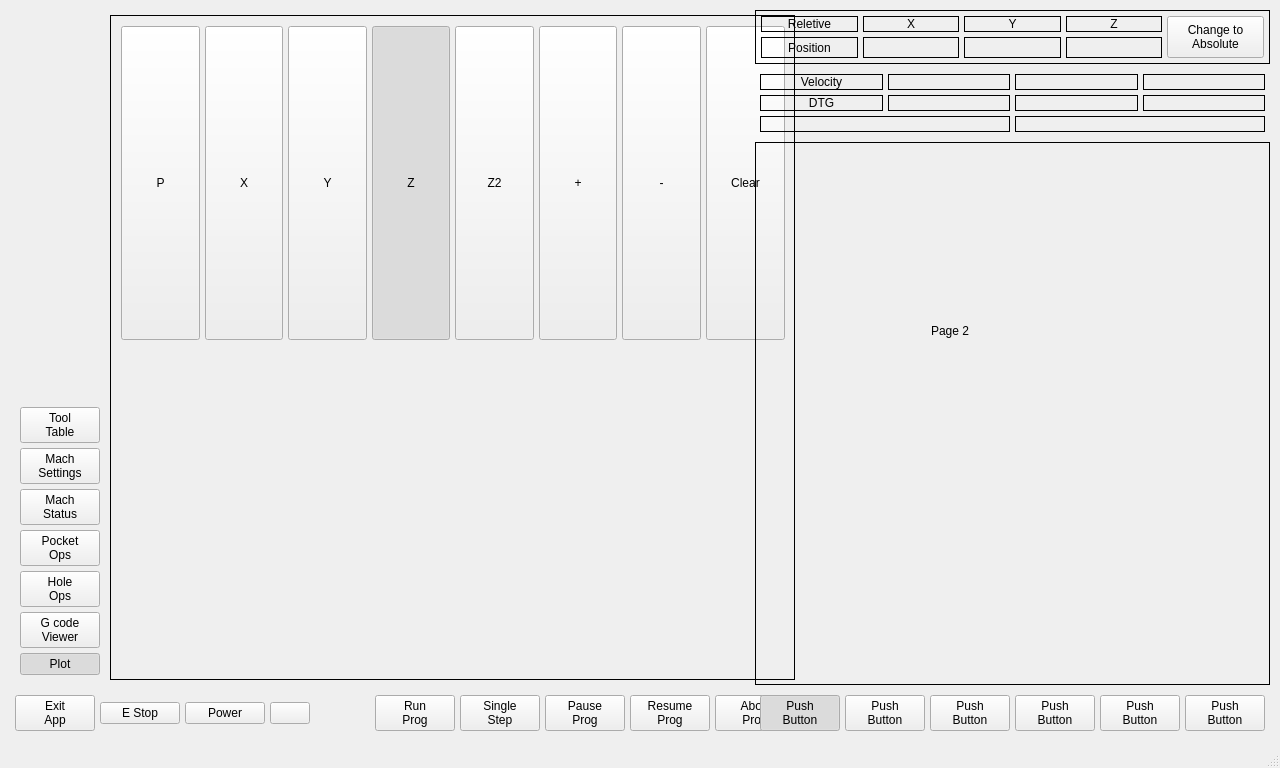
jethornton/mill_touch_v6, file mill_touch_v6/ui/mainwindow.ui: the form before one commit.
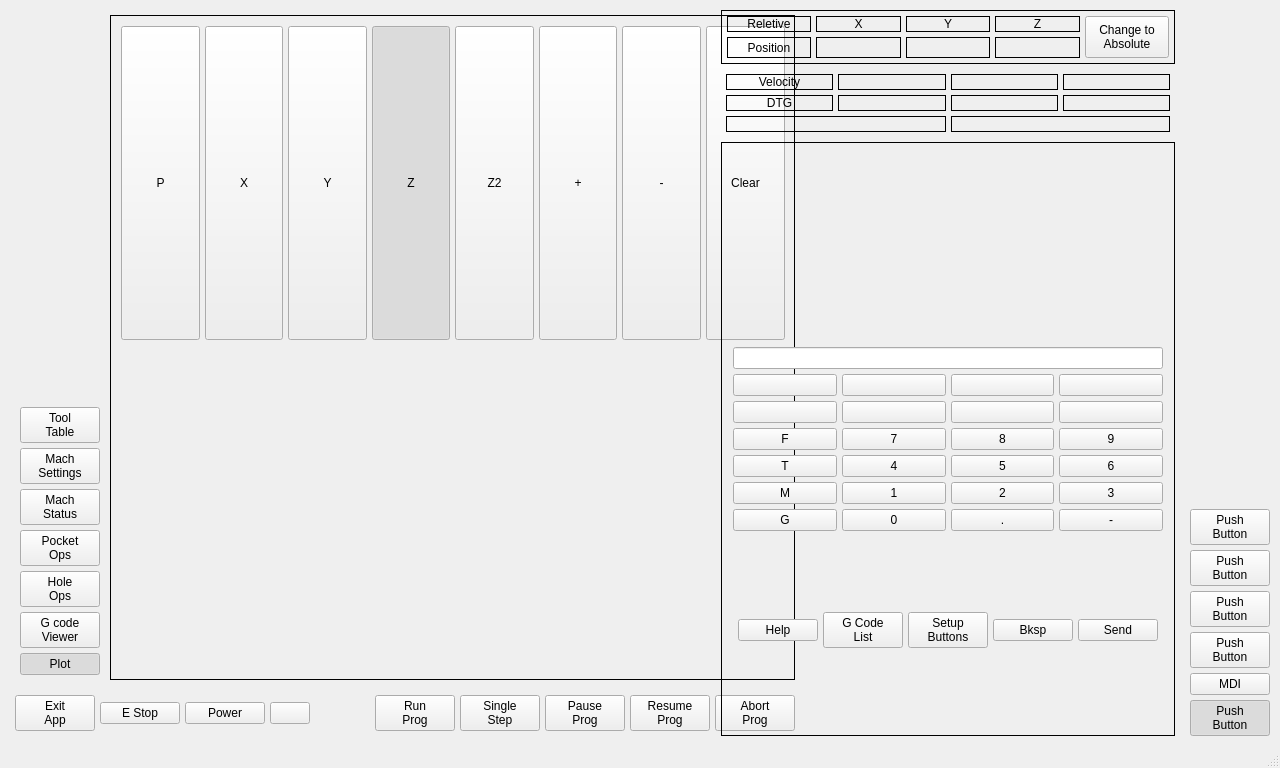
The form after the commit. The open tabs and pages were chosen to show the change. Custom widgets are drawn as their Qt base class.

What changed in the file:
```diff
--- a/mill_touch_v6/ui/mainwindow.ui
+++ b/mill_touch_v6/ui/mainwindow.ui
@@ -1239,19 +1239,501 @@
           </widget>
          </widget>
          <widget class="QWidget" name="page_4">
-          <widget class="QLabel" name="label_20">
-           <property name="geometry">
-            <rect>
-             <x>175</x>
-             <y>180</y>
-             <width>61</width>
-             <height>15</height>
-            </rect>
-           </property>
-           <property name="text">
-            <string>Page 2</string>
-           </property>
-          </widget>
+          <layout class="QGridLayout" name="gridLayout_4">
+           <item row="0" column="0" rowspan="2" colspan="2">
+            <widget class="QStackedWidget" name="mdiStack">
+             <property name="currentIndex">
+              <number>0</number>
+             </property>
+             <widget class="QWidget" name="mdiPage_1">
+              <layout class="QVBoxLayout" name="verticalLayout_20">
+               <item>
+                <widget class="VCPWidget" name="widget">
+                 <property name="rules" stdset="0">
+                  <string>[{&quot;channels&quot;: [{&quot;url&quot;: &quot;status:all_axes_homed&quot;, &quot;trigger&quot;: true}], &quot;property&quot;: &quot;Enable&quot;, &quot;expression&quot;: &quot;ch[0]&quot;, &quot;name&quot;: &quot;New Rule&quot;}]</string>
+                 </property>
+                 <layout class="QGridLayout" name="gridLayout_16">
+                  <property name="leftMargin">
+                   <number>1</number>
+                  </property>
+                  <property name="topMargin">
+                   <number>1</number>
+                  </property>
+                  <property name="rightMargin">
+                   <number>1</number>
+                  </property>
+                  <property name="bottomMargin">
+                   <number>1</number>
+                  </property>
+                  <property name="spacing">
+                   <number>5</number>
+                  </property>
+                  <item row="4" column="3">
+                   <widget class="QPushButton" name="pushButton_52">
+                    <property name="text">
+                     <string>8</string>
+                    </property>
+                    <attribute name="buttonGroup">
+                     <string notr="true">mdiBtnGrp</string>
+                    </attribute>
+                   </widget>
+                  </item>
+                  <item row="5" column="2">
+                   <widget class="QPushButton" name="pushButton_33">
+                    <property name="text">
+                     <string>4</string>
+                    </property>
+                    <attribute name="buttonGroup">
+                     <string notr="true">mdiBtnGrp</string>
+                    </attribute>
+                   </widget>
+                  </item>
+                  <item row="5" column="3">
+                   <widget class="QPushButton" name="pushButton_34">
+                    <property name="text">
+                     <string>5</string>
+                    </property>
+                    <attribute name="buttonGroup">
+                     <string notr="true">mdiBtnGrp</string>
+                    </attribute>
+                   </widget>
+                  </item>
+                  <item row="3" column="3">
+                   <widget class="QPushButton" name="gcodeParameter_7">
+                    <property name="text">
+                     <string/>
+                    </property>
+                    <attribute name="buttonGroup">
+                     <string notr="true">mdiBtnGrp</string>
+                    </attribute>
+                   </widget>
+                  </item>
+                  <item row="4" column="2">
+                   <widget class="QPushButton" name="pushButton_51">
+                    <property name="text">
+                     <string>7</string>
+                    </property>
+                    <attribute name="buttonGroup">
+                     <string notr="true">mdiBtnGrp</string>
+                    </attribute>
+                   </widget>
+                  </item>
+                  <item row="2" column="4">
+                   <widget class="QPushButton" name="gcodeParameter_4">
+                    <property name="text">
+                     <string/>
+                    </property>
+                    <attribute name="buttonGroup">
+                     <string notr="true">mdiBtnGrp</string>
+                    </attribute>
+                   </widget>
+                  </item>
+                  <item row="7" column="4">
+                   <widget class="QPushButton" name="pushButton_44">
+                    <property name="text">
+                     <string>-</string>
+                    </property>
+                    <attribute name="buttonGroup">
+                     <string notr="true">mdiBtnGrp</string>
+                    </attribute>
+                   </widget>
+                  </item>
+                  <item row="9" column="1" colspan="4">
+                   <widget class="QWidget" name="horizontalWidget_2" native="true">
+                    <layout class="QHBoxLayout" name="horizontalLayout_7">
+                     <property name="spacing">
+                      <number>5</number>
+                     </property>
+                     <property name="leftMargin">
+                      <number>5</number>
+                     </property>
+                     <property name="topMargin">
+                      <number>5</number>
+                     </property>
+                     <property name="rightMargin">
+                      <number>5</number>
+                     </property>
+                     <property name="bottomMargin">
+                      <number>5</number>
+                     </property>
+                     <item>
+                      <widget class="QPushButton" name="mdiHelpBtn">
+                       <property name="text">
+                        <string>Help</string>
+                       </property>
+                       <property name="page" stdset="0">
+                        <number>1</number>
+                       </property>
+                       <attribute name="buttonGroup">
+                        <string notr="true">mdiNavGroup</string>
+                       </attribute>
+                      </widget>
+                     </item>
+                     <item>
+                      <widget class="QPushButton" name="pushButton_77">
+                       <property name="text">
+                        <string>G Code
+List</string>
+                       </property>
+                       <property name="page" stdset="0">
+                        <number>2</number>
+                       </property>
+                       <attribute name="buttonGroup">
+                        <string notr="true">mdiNavGroup</string>
+                       </attribute>
+                      </widget>
+                     </item>
+                     <item>
+                      <widget class="QPushButton" name="mdiSetLabelsBtn">
+                       <property name="text">
+                        <string>Setup
+Buttons</string>
+                       </property>
+                      </widget>
+                     </item>
+                     <item>
+                      <widget class="QPushButton" name="mdiBackspace">
+                       <property name="text">
+                        <string>Bksp</string>
+                       </property>
+                       <property name="page" stdset="0">
+                        <number>2</number>
+                       </property>
+                      </widget>
+                     </item>
+                     <item>
+                      <widget class="QPushButton" name="mdiSendBtn">
+                       <property name="text">
+                        <string>Send</string>
+                       </property>
+                      </widget>
+                     </item>
+                    </layout>
+                   </widget>
+                  </item>
+                  <item row="4" column="1">
+                   <widget class="QPushButton" name="pushButton_55">
+                    <property name="text">
+                     <string>F</string>
+                    </property>
+                    <attribute name="buttonGroup">
+                     <string notr="true">mdiBtnGrp</string>
+                    </attribute>
+                   </widget>
+                  </item>
+                  <item row="0" column="1" colspan="4">
+                   <widget class="QLabel" name="gcodeDescription">
+                    <property name="text">
+                     <string/>
+                    </property>
+                    <property name="alignment">
+                     <set>Qt::AlignCenter</set>
+                    </property>
+                   </widget>
+                  </item>
+                  <item row="1" column="1" colspan="4">
+                   <widget class="MDIEntry" name="mdiEntry"/>
+                  </item>
+                  <item row="3" column="4">
+                   <widget class="QPushButton" name="gcodeParameter_8">
+                    <property name="text">
+                     <string/>
+                    </property>
+                    <attribute name="buttonGroup">
+                     <string notr="true">mdiBtnGrp</string>
+                    </attribute>
+                   </widget>
+                  </item>
+                  <item row="3" column="1">
+                   <widget class="QPushButton" name="gcodeParameter_5">
+                    <property name="text">
+                     <string/>
+                    </property>
+                    <attribute name="buttonGroup">
+                     <string notr="true">mdiBtnGrp</string>
+                    </attribute>
+                   </widget>
+                  </item>
+                  <item row="2" column="2">
+                   <widget class="QPushButton" name="gcodeParameter_2">
+                    <property name="text">
+                     <string/>
+                    </property>
+                    <attribute name="buttonGroup">
+                     <string notr="true">mdiBtnGrp</string>
+                    </attribute>
+                   </widget>
+                  </item>
+                  <item row="2" column="1">
+                   <widget class="QPushButton" name="gcodeParameter_1">
+                    <property name="text">
+                     <string/>
+                    </property>
+                    <attribute name="buttonGroup">
+                     <string notr="true">mdiBtnGrp</string>
+                    </attribute>
+                   </widget>
+                  </item>
+                  <item row="2" column="3">
+                   <widget class="QPushButton" name="gcodeParameter_3">
+                    <property name="text">
+                     <string/>
+                    </property>
+                    <attribute name="buttonGroup">
+                     <string notr="true">mdiBtnGrp</string>
+                    </attribute>
+                   </widget>
+                  </item>
+                  <item row="3" column="2">
+                   <widget class="QPushButton" name="gcodeParameter_6">
+                    <property name="text">
+                     <string/>
+                    </property>
+                    <attribute name="buttonGroup">
+                     <string notr="true">mdiBtnGrp</string>
+                    </attribute>
+                   </widget>
+                  </item>
+                  <item row="4" column="4">
+                   <widget class="QPushButton" name="pushButton_53">
+                    <property name="text">
+                     <string>9</string>
+                    </property>
+                    <attribute name="buttonGroup">
+                     <string notr="true">mdiBtnGrp</string>
+                    </attribute>
+                   </widget>
+                  </item>
+                  <item row="5" column="1">
+                   <widget class="QPushButton" name="pushButton_37">
+                    <property name="text">
+                     <string>T</string>
+                    </property>
+                    <attribute name="buttonGroup">
+                     <string notr="true">mdiBtnGrp</string>
+                    </attribute>
+                   </widget>
+                  </item>
+                  <item row="5" column="4">
+                   <widget class="QPushButton" name="pushButton_36">
+                    <property name="text">
+                     <string>6</string>
+                    </property>
+                    <attribute name="buttonGroup">
+                     <string notr="true">mdiBtnGrp</string>
+                    </attribute>
+                   </widget>
+                  </item>
+                  <item row="6" column="1">
+                   <widget class="QPushButton" name="pushButton_41">
+                    <property name="text">
+                     <string>M</string>
+                    </property>
+                    <attribute name="buttonGroup">
+                     <string notr="true">mdiBtnGrp</string>
+                    </attribute>
+                   </widget>
+                  </item>
+                  <item row="6" column="2">
+                   <widget class="QPushButton" name="pushButton_38">
+                    <property name="text">
+                     <string>1</string>
+                    </property>
+                    <attribute name="buttonGroup">
+                     <string notr="true">mdiBtnGrp</string>
+                    </attribute>
+                   </widget>
+                  </item>
+                  <item row="6" column="3">
+                   <widget class="QPushButton" name="pushButton_39">
+                    <property name="text">
+                     <string>2</string>
+                    </property>
+                    <attribute name="buttonGroup">
+                     <string notr="true">mdiBtnGrp</string>
+                    </attribute>
+                   </widget>
+                  </item>
+                  <item row="6" column="4">
+                   <widget class="QPushButton" name="pushButton_40">
+                    <property name="text">
+                     <string>3</string>
+                    </property>
+                    <attribute name="buttonGroup">
+                     <string notr="true">mdiBtnGrp</string>
+                    </attribute>
+                   </widget>
+                  </item>
+                  <item row="7" column="1">
+                   <widget class="QPushButton" name="pushButton_32">
+                    <property name="text">
+                     <string>G</string>
+                    </property>
+                    <attribute name="buttonGroup">
+                     <string notr="true">mdiBtnGrp</string>
+                    </attribute>
+                   </widget>
+                  </item>
+                  <item row="7" column="2">
+                   <widget class="QPushButton" name="pushButton_42">
+                    <property name="text">
+                     <string>0</string>
+                    </property>
+                    <attribute name="buttonGroup">
+                     <string notr="true">mdiBtnGrp</string>
+                    </attribute>
+                   </widget>
+                  </item>
+                  <item row="7" column="3">
+                   <widget class="QPushButton" name="pushButton_43">
+                    <property name="text">
+                     <string>.</string>
+                    </property>
+                    <attribute name="buttonGroup">
+                     <string notr="true">mdiBtnGrp</string>
+                    </attribute>
+                   </widget>
+                  </item>
+                 </layout>
+                </widget>
+               </item>
+              </layout>
+             </widget>
+             <widget class="QWidget" name="mdiPage_2">
+              <layout class="QGridLayout" name="gridLayout_39">
+               <item row="1" column="1">
+                <widget class="QPushButton" name="pushButton_23">
+                 <property name="text">
+                  <string>G Code
+List</string>
+                 </property>
+                 <property name="page" stdset="0">
+                  <number>2</number>
+                 </property>
+                 <attribute name="buttonGroup">
+                  <string notr="true">mdiNavGroup</string>
+                 </attribute>
+                </widget>
+               </item>
+               <item row="1" column="0">
+                <widget class="QPushButton" name="pushButton_1">
+                 <property name="text">
+                  <string>Return
+to MDI</string>
+                 </property>
+                 <property name="page" stdset="0">
+                  <number>0</number>
+                 </property>
+                 <attribute name="buttonGroup">
+                  <string notr="true">mdiNavGroup</string>
+                 </attribute>
+                </widget>
+               </item>
+               <item row="0" column="0" colspan="3">
+                <widget class="QLabel" name="gcodeHelpLabel">
+                 <property name="frameShape">
+                  <enum>QFrame::Box</enum>
+                 </property>
+                 <property name="text">
+                  <string/>
+                 </property>
+                 <property name="alignment">
+                  <set>Qt::AlignLeading|Qt::AlignLeft|Qt::AlignTop</set>
+                 </property>
+                </widget>
+               </item>
+               <item row="1" column="2">
+                <spacer name="horizontalSpacer_2">
+                 <property name="orientation">
+                  <enum>Qt::Horizontal</enum>
+                 </property>
+                 <property name="sizeHint" stdset="0">
+                  <size>
+                   <width>40</width>
+                   <height>20</height>
+                  </size>
+                 </property>
+                </spacer>
+               </item>
+              </layout>
+             </widget>
+             <widget class="QWidget" name="page_16">
+              <layout class="QGridLayout" name="gridLayout_40">
+               <item row="1" column="4">
+                <widget class="QPushButton" name="gcodeListPageDownBtn">
+                 <property name="text">
+                  <string>Page
+Down</string>
+                 </property>
+                </widget>
+               </item>
+               <item row="1" column="0">
+                <widget class="QPushButton" name="pushButton_113">
+                 <property name="text">
+                  <string>Return
+to MDI</string>
+                 </property>
+                 <property name="page" stdset="0">
+                  <number>0</number>
+                 </property>
+                 <attribute name="buttonGroup">
+                  <string notr="true">mdiNavGroup</string>
+                 </attribute>
+                </widget>
+               </item>
+               <item row="0" column="0" colspan="5">
+                <widget class="QListWidget" name="gcodeHelpListWidget">
+                 <property name="sizePolicy">
+                  <sizepolicy hsizetype="Expanding" vsizetype="Expanding">
+                   <horstretch>0</horstretch>
+                   <verstretch>0</verstretch>
+                  </sizepolicy>
+                 </property>
+                 <property name="verticalScrollBarPolicy">
+                  <enum>Qt::ScrollBarAlwaysOff</enum>
+                 </property>
+                </widget>
+               </item>
+               <item row="1" column="3">
+                <widget class="QPushButton" name="gcodeListPageUpBtn">
+                 <property name="text">
+                  <string>Page
+Up</string>
+                 </property>
+                </widget>
+               </item>
+               <item row="1" column="1">
+                <widget class="QPushButton" name="pushButton_54">
+                 <property name="text">
+                  <string>Return
+Help</string>
+                 </property>
+                 <property name="page" stdset="0">
+                  <number>1</number>
+                 </property>
+                 <attribute name="buttonGroup">
+                  <string notr="true">mdiNavGroup</string>
+                 </attribute>
+                </widget>
+               </item>
+               <item row="1" column="2">
+                <spacer name="horizontalSpacer_4">
+                 <property name="orientation">
+                  <enum>Qt::Horizontal</enum>
+                 </property>
+                 <property name="sizeHint" stdset="0">
+                  <size>
+                   <width>40</width>
+                   <height>20</height>
+                  </size>
+                 </property>
+                </spacer>
+               </item>
+              </layout>
+             </widget>
+            </widget>
+           </item>
+          </layout>
          </widget>
          <widget class="QWidget" name="page_12">
           <widget class="QLabel" name="label_21">
@@ -1315,143 +1797,142 @@
          </widget>
         </widget>
        </item>
+      </layout>
+     </widget>
+    </item>
+    <item>
+     <widget class="QWidget" name="verticalWidget" native="true">
+      <layout class="QVBoxLayout" name="verticalLayout_6">
+       <property name="spacing">
+        <number>5</number>
+       </property>
+       <property name="leftMargin">
+        <number>5</number>
+       </property>
+       <property name="topMargin">
+        <number>5</number>
+       </property>
+       <property name="rightMargin">
+        <number>5</number>
+       </property>
+       <property name="bottomMargin">
+        <number>5</number>
+       </property>
        <item>
-        <widget class="QWidget" name="horizontalWidget" native="true">
-         <layout class="QHBoxLayout" name="horizontalLayout_3">
-          <property name="spacing">
-           <number>5</number>
-          </property>
-          <property name="leftMargin">
-           <number>5</number>
-          </property>
-          <property name="topMargin">
-           <number>5</number>
-          </property>
-          <property name="rightMargin">
-           <number>5</number>
-          </property>
-          <property name="bottomMargin">
-           <number>5</number>
-          </property>
-          <item>
-           <widget class="QPushButton" name="pushButton_2">
-            <property name="text">
-             <string>Push
+        <spacer name="verticalSpacer_3">
+         <property name="orientation">
+          <enum>Qt::Vertical</enum>
+         </property>
+         <property name="sizeHint" stdset="0">
+          <size>
+           <width>20</width>
+           <height>40</height>
+          </size>
+         </property>
+        </spacer>
+       </item>
+       <item>
+        <widget class="QPushButton" name="pushButton_13">
+         <property name="text">
+          <string>Push
 Button</string>
-            </property>
-            <property name="checkable">
-             <bool>true</bool>
-            </property>
-            <property name="checked">
-             <bool>true</bool>
-            </property>
-            <property name="page" stdset="0">
-             <number>0</number>
-            </property>
-            <attribute name="buttonGroup">
-             <string notr="true">sideBtnGroup</string>
-            </attribute>
-           </widget>
-          </item>
-          <item>
-           <widget class="QPushButton" name="pushButton_9">
-            <property name="text">
-             <string>Push
+         </property>
+         <property name="checkable">
+          <bool>true</bool>
+         </property>
+         <property name="page" stdset="0">
+          <number>5</number>
+         </property>
+         <attribute name="buttonGroup">
+          <string notr="true">sideNavBtnGroup</string>
+         </attribute>
+        </widget>
+       </item>
+       <item>
+        <widget class="QPushButton" name="pushButton_12">
+         <property name="text">
+          <string>Push
 Button</string>
-            </property>
-            <property name="checkable">
-             <bool>true</bool>
-            </property>
-            <property name="page" stdset="0">
-             <number>1</number>
-            </property>
-            <attribute name="buttonGroup">
-             <string notr="true">sideBtnGroup</string>
-            </attribute>
-           </widget>
-          </item>
-          <item>
-           <widget class="QPushButton" name="pushButton_10">
-            <property name="text">
-             <string>Push
+         </property>
+         <property name="checkable">
+          <bool>true</bool>
+         </property>
+         <property name="page" stdset="0">
+          <number>4</number>
+         </property>
+         <attribute name="buttonGroup">
+          <string notr="true">sideNavBtnGroup</string>
+         </attribute>
+        </widget>
+       </item>
+       <item>
+        <widget class="QPushButton" name="pushButton_11">
+         <property name="text">
+          <string>Push
 Button</string>
-            </property>
-            <property name="checkable">
-             <bool>true</bool>
-            </property>
-            <property name="page" stdset="0">
-             <number>2</number>
-            </property>
-            <attribute name="buttonGroup">
-             <string notr="true">sideBtnGroup</string>
-            </attribute>
-           </widget>
-          </item>
-          <item>
-           <widget class="QPushButton" name="pushButton_11">
-            <property name="text">
-             <string>Push
+         </property>
+         <property name="checkable">
+          <bool>true</bool>
+         </property>
+         <property name="page" stdset="0">
+          <number>3</number>
+         </property>
+         <attribute name="buttonGroup">
+          <string notr="true">sideNavBtnGroup</string>
+         </attribute>
+        </widget>
+       </item>
+       <item>
+        <widget class="QPushButton" name="pushButton_10">
+         <property name="text">
+          <string>Push
 Button</string>
-            </property>
-            <property name="checkable">
-             <bool>true</bool>
-            </property>
-            <property name="page" stdset="0">
-             <number>3</number>
-            </property>
-            <attribute name="buttonGroup">
-             <string notr="true">sideBtnGroup</string>
-            </attribute>
-           </widget>
-          </item>
-          <item>
-           <widget class="QPushButton" name="pushButton_12">
-            <property name="text">
-             <string>Push
+         </property>
+         <property name="checkable">
+          <bool>true</bool>
+         </property>
+         <property name="page" stdset="0">
+          <number>2</number>
+         </property>
+         <attribute name="buttonGroup">
+          <string notr="true">sideNavBtnGroup</string>
+         </attribute>
+        </widget>
+       </item>
+       <item>
+        <widget class="QPushButton" name="pushButton_9">
+         <property name="text">
+          <string>MDI</string>
+         </property>
+         <property name="checkable">
+          <bool>true</bool>
+         </property>
+         <property name="page" stdset="0">
+          <number>1</number>
+         </property>
+         <attribute name="buttonGroup">
+          <string notr="true">sideNavBtnGroup</string>
+         </attribute>
+        </widget>
+       </item>
+       <item>
+        <widget class="QPushButton" name="pushButton_2">
+         <property name="text">
+          <string>Push
 Button</string>
-            </property>
-            <property name="checkable">
-             <bool>true</bool>
-            </property>
-            <property name="page" stdset="0">
-             <number>4</number>
-            </property>
-            <attribute name="buttonGroup">
-             <string notr="true">sideBtnGroup</string>
-            </attribute>
-           </widget>
-          </item>
-          <item>
-           <widget class="QPushButton" name="pushButton_13">
-            <property name="text">
-             <string>Push
-Button</string>
-            </property>
-            <property name="checkable">
-             <bool>true</bool>
-            </property>
-            <property name="page" stdset="0">
-             <number>5</number>
-            </property>
-            <attribute name="buttonGroup">
-             <string notr="true">sideBtnGroup</string>
-            </attribute>
-           </widget>
-          </item>
-          <item>
-           <spacer name="horizontalSpacer_2">
-            <property name="orientation">
-             <enum>Qt::Horizontal</enum>
-            </property>
-            <property name="sizeHint" stdset="0">
-             <size>
-              <width>40</width>
-              <height>20</height>
-             </size>
-            </property>
-           </spacer>
-          </item>
-         </layout>
+         </property>
+         <property name="checkable">
+          <bool>true</bool>
+         </property>
+         <property name="checked">
+          <bool>true</bool>
+         </property>
+         <property name="page" stdset="0">
+          <number>0</number>
+         </property>
+         <attribute name="buttonGroup">
+          <string notr="true">sideNavBtnGroup</string>
+         </attribute>
         </widget>
        </item>
       </layout>
@@ -1495,6 +1976,17 @@
  </widget>
  <layoutdefault spacing="5" margin="5"/>
  <customwidgets>
+  <customwidget>
+   <class>VCPWidget</class>
+   <extends>QWidget</extends>
+   <header>qtpyvcp.widgets.containers.widget</header>
+   <container>1</container>
+  </customwidget>
+  <customwidget>
+   <class>MDIEntry</class>
+   <extends>QLineEdit</extends>
+   <header>qtpyvcp.widgets.input_widgets.mdientry_widget</header>
+  </customwidget>
   <customwidget>
    <class>StatusLabel</class>
    <extends>QLabel</extends>
```
Left out of the diff: 20 changed lines with no effect on the pictures.
